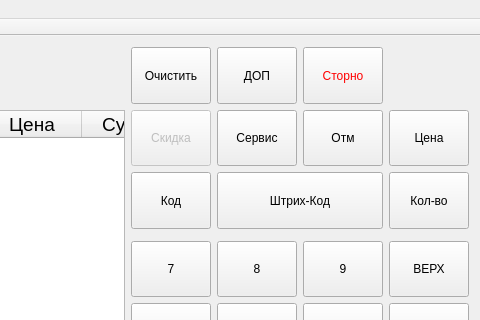
Before: the Qt Designer form rr_cash.ui in tuxmuzon/cahe, drawn with Qt 5; both pictures show x 330 to 810 and y 0 to 320 of the 810 by 559 pixel window.
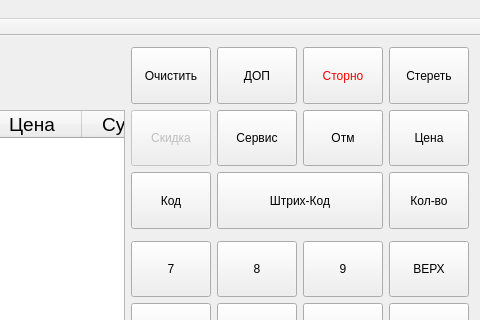
After: the same form once the commit is applied.

Commit message: price_validator_and_erase_button

```diff
--- a/rr_cash.ui
+++ b/rr_cash.ui
@@ -276,7 +276,24 @@
      </widget>
     </item>
     <item row="0" column="10">
-     <layout class="QGridLayout" name="gridLayout"/>
+     <layout class="QGridLayout" name="gridLayout">
+      <item row="0" column="0">
+       <widget class="QPushButton" name="pushButton_2">
+        <property name="sizePolicy">
+         <sizepolicy hsizetype="Minimum" vsizetype="Expanding">
+          <horstretch>0</horstretch>
+          <verstretch>0</verstretch>
+         </sizepolicy>
+        </property>
+        <property name="styleSheet">
+         <string notr="true">font: 20pt &quot;MS Shell Dlg 2&quot;;</string>
+        </property>
+        <property name="text">
+         <string>Стереть</string>
+        </property>
+       </widget>
+      </item>
+     </layout>
     </item>
     <item row="10" column="1">
      <widget class="QLabel" name="discont_2">
```
Left out of the diff: 2 changed lines with no effect on the pictures. The commit also changes 7 other files.
